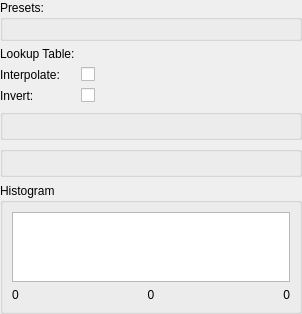
Qt form Modules/Loadable/Volumes/Widgets/Resources/UI/qSlicerScalarVolumeDisplayWidget.ui (Revvity/Slicer) before a commit.
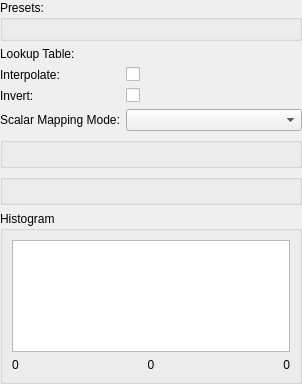
The same form after that commit. Custom widgets are drawn as their Qt base class.

Commit message:
[backport PR-9016] ENH: Add option for scalar volume logarithmic color mapping
This commit adds the option to apply base-10 logarithmic color mapping for scalar volume display nodes.

Color legend display logic, volume module transfer function display logic, and logic for synchronizing the volume rendering scalar color mapping with the volume display properties are all updated to accommodate the new log option.

See https://github.com/Slicer/Slicer/pull/9016/changes/16e8c5bb5dfe1944c862b9b88da9a9052b1aedfb

```diff
--- a/Modules/Loadable/Volumes/Widgets/Resources/UI/qSlicerScalarVolumeDisplayWidget.ui
+++ b/Modules/Loadable/Volumes/Widgets/Resources/UI/qSlicerScalarVolumeDisplayWidget.ui
@@ -7,7 +7,7 @@
     <x>0</x>
     <y>0</y>
     <width>302</width>
-    <height>224</height>
+    <height>384</height>
    </rect>
   </property>
   <property name="windowTitle">
@@ -107,7 +107,21 @@
      </property>
     </widget>
    </item>
-   <item row="4" column="0" colspan="2">
+   <item row="4" column="0">
+    <widget class="QLabel" name="ScalarMappingLabel">
+     <property name="text">
+      <string>Scalar Mapping Mode:</string>
+     </property>
+    </widget>
+   </item>
+   <item row="4" column="1">
+    <widget class="QComboBox" name="ScalarMappingComboBox">
+     <property name="toolTip">
+      <string>Method for mapping scalar values to the current window/level.</string>
+     </property>
+    </widget>
+   </item>
+   <item row="5" column="0" colspan="2">
     <widget class="QGroupBox" name="groupBox">
      <property name="title">
       <string/>
@@ -125,7 +139,7 @@
      </layout>
     </widget>
    </item>
-   <item row="5" column="0" colspan="2">
+   <item row="6" column="0" colspan="2">
     <widget class="QGroupBox" name="groupBox_2">
      <property name="title">
       <string/>
@@ -143,7 +157,7 @@
      </layout>
     </widget>
    </item>
-   <item row="6" column="0" colspan="2">
+   <item row="7" column="0" colspan="2">
     <widget class="ctkCollapsibleGroupBox" name="HistogramGroupBox">
      <property name="toolTip">
       <string>Shows the number of pixels (y axis) vs the image intensity (x axis) over a background of the current window/level and threshold mapping.</string>
```
The commit also changes 12 other files.
